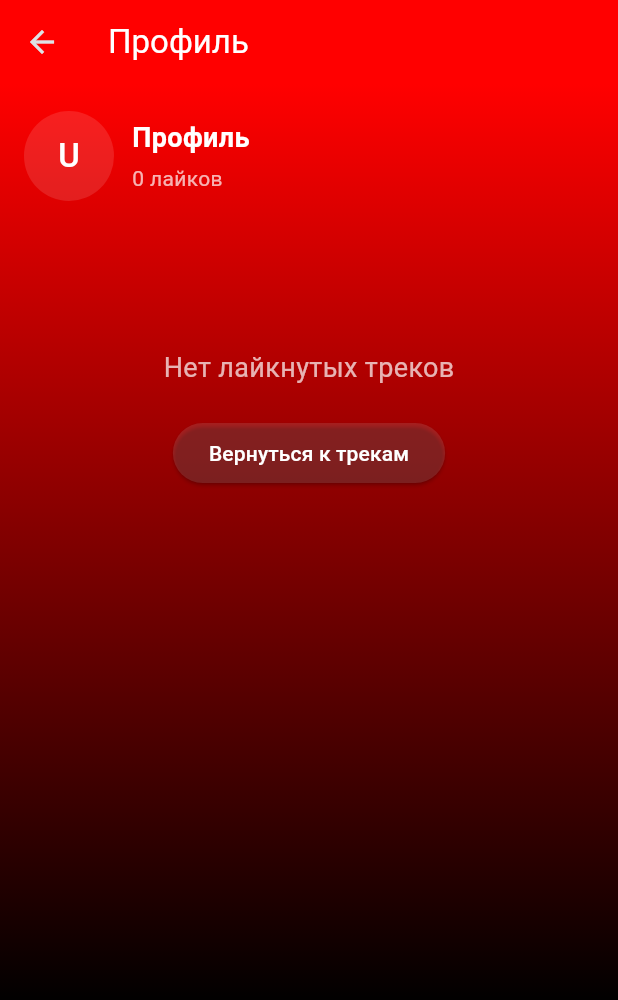
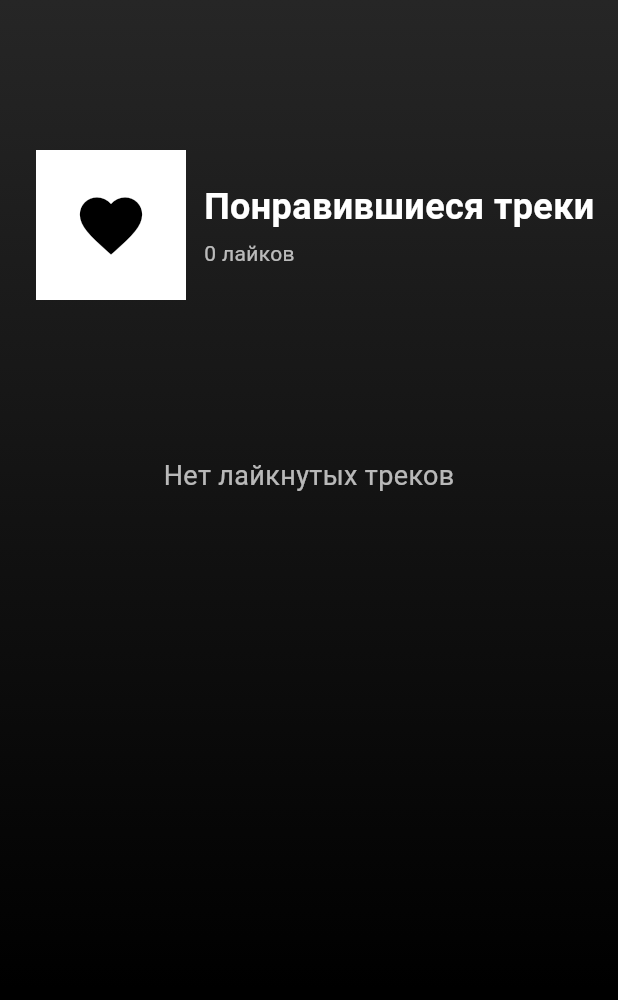
Before and after one commit to SNATX808/tuntuntuner, a Flutter app: the ProfileScreen screen opened directly with empty values, on a phone screen of 412 x 824 dp. Shown: the top 1000 px of the screen. Run offline on Flutter 3.47's test engine with Material 3 defaults, Android fonts, the phone set to English and light mode, and no system bars; our stand-ins replace flutter_svg, google_fonts, just_audio, palette_generator, shared_preferences; missing offline and left inert: audio_session; accounts and stored records are empty; statements that could not run were skipped.

Commit message:
responsive background on profile screen

```diff
--- a/lib/screens/profile_screen.dart
+++ b/lib/screens/profile_screen.dart
@@ -1,7 +1,7 @@
 import 'package:flutter/material.dart';
 import 'package:shared_preferences/shared_preferences.dart';
 import '../models/track.dart';
-import '../theme.dart';
+import '../track_state.dart'; // <-- добавлено
 
 class ProfileScreen extends StatefulWidget {
   final List<Track> allTracks;
@@ -50,28 +50,27 @@ class _ProfileScreenState extends State<ProfileScreen> {
   }
 
   Widget _buildHeader() {
-    final initials = widget.allTracks.isNotEmpty
-        ? (widget.allTracks.first.artist.isNotEmpty ? widget.allTracks.first.artist[0] : 'U')
-        : 'U';
     return Padding(
-      padding: const EdgeInsets.symmetric(horizontal: 16, vertical: 18),
+      padding: const EdgeInsets.only(top: 100, left: 24, right: 16, bottom: 24),
       child: Row(
         children: [
-          CircleAvatar(
-            radius: 30,
-            backgroundColor: Colors.white12,
-            child: Text(initials, style: const TextStyle(color: Colors.white, fontSize: 22)),
+          Container(
+            width: 100,
+            height: 100,
+            color: Colors.white,
+            child: const Icon(Icons.favorite, color: Colors.black, size: 50),
           ),
           const SizedBox(width: 12),
-          Expanded(
-            child: Column(
+          Column(
             crossAxisAlignment: CrossAxisAlignment.start,
             children: [
-                const Text('Профиль', style: TextStyle(color: Colors.white, fontSize: 18, fontWeight: FontWeight.bold)),
+              const Text(
+                'Понравившиеся треки',
+                style: TextStyle(color: Colors.white, fontSize: 24, fontWeight: FontWeight.bold),
+              ),
               const SizedBox(height: 4),
               Text('${likedTracks.length} лайков', style: const TextStyle(color: Colors.white70)),
             ],
-            ),
           ),
         ],
       ),
@@ -80,19 +79,21 @@ class _ProfileScreenState extends State<ProfileScreen> {
 
   @override
   Widget build(BuildContext context) {
+    return ValueListenableBuilder<Color>(
+      valueListenable: TrackState.dominantColor,
+      builder: (context, dominant, _) {
+        final gradientTop = HSLColor.fromColor(dominant)
+            .withLightness((HSLColor.fromColor(dominant).lightness + 0.15).clamp(0.0, 1.0))
+            .toColor();
+
         return Scaffold(
-      appBar: AppBar(
-        backgroundColor: const Color(0xFFFF0000),
-        title: const Text('Профиль', style: TextStyle(color: Colors.white)),
-        elevation: 0,
-      ),
           body: Container(
-        decoration: const BoxDecoration(
+            decoration: BoxDecoration(
               gradient: LinearGradient(
                 begin: Alignment.topCenter,
                 end: Alignment.bottomCenter,
-            colors: [Color(0xFFFF0000), Colors.black],
-            stops: [0.0, 0.8],
+                colors: [gradientTop, Colors.black],
+                stops: const [0.0, 0.8],
               ),
             ),
             child: loading
@@ -111,35 +112,27 @@ class _ProfileScreenState extends State<ProfileScreen> {
                     ),
                   ),
                   const SizedBox(height: 20),
-              Center(
-                child: ElevatedButton(
-                  onPressed: () => Navigator.pop(context),
-                  style: ElevatedButton.styleFrom(backgroundColor: Colors.white12),
-                  child: const Text('Вернуться к трекам', style: TextStyle(color: Colors.white)),
-                ),
-              )
                 ],
               )
                   : ListView.separated(
                 padding: EdgeInsets.zero,
                 itemCount: likedTracks.length + 1,
-            separatorBuilder: (_, __) => const SizedBox(height: 10), // расстояние между треками фиксированное
+                separatorBuilder: (_, __) => const SizedBox(height: 10),
                 itemBuilder: (context, index) {
-              if (index == 0) return _buildHeader(); // первый элемент — шапка
+                  if (index == 0) return _buildHeader();
                   final track = likedTracks[index - 1];
 
                   return Container(
-                height: 64, // фиксированная высота трека
-                padding: const EdgeInsets.symmetric(horizontal: 16),
+                    height: 64,
+                    padding: const EdgeInsets.only(left: 24, right: 16),
                     child: Row(
                       children: [
-                    // обложка с тенью
                         Container(
                           width: 56,
                           height: 56,
                           decoration: BoxDecoration(
                             borderRadius: BorderRadius.circular(8),
-                        boxShadow: [
+                            boxShadow: const [
                               BoxShadow(
                                 color: Colors.black45,
                                 offset: Offset(0, 0),
@@ -160,13 +153,11 @@ class _ProfileScreenState extends State<ProfileScreen> {
                           ),
                         ),
                         const SizedBox(width: 8),
-                    // текст с независимым позиционированием через Transform
                         Expanded(
                           child: Stack(
                             children: [
-                          // Название трека
                               Transform.translate(
-                            offset: const Offset(5, -12), // двигаешь вверх/вниз
+                                offset: const Offset(5, -12),
                                 child: Text(
                                   track.title,
                                   style: const TextStyle(
@@ -175,9 +166,8 @@ class _ProfileScreenState extends State<ProfileScreen> {
                                       fontSize: 24),
                                 ),
                               ),
-                          // Артист
                               Transform.translate(
-                            offset: const Offset(5, 18), // двигаешь вверх/вниз
+                                offset: const Offset(5, 18),
                                 child: Text(
                                   track.artist,
                                   style: const TextStyle(
@@ -200,5 +190,7 @@ class _ProfileScreenState extends State<ProfileScreen> {
             ),
           ),
         );
+      },
+    );
   }
 }
--- /dev/null
+++ b/lib/track_state.dart
@@ -0,0 +1,5 @@
+import 'package:flutter/material.dart';
+
+class TrackState {
+  static final ValueNotifier<Color> dominantColor = ValueNotifier<Color>(Colors.black);
+}
```
Also changed, not shown: lib/screens/home_screen.dart (+15 -22 lines), lib/screens/player_screen.dart (+34 -72 lines). Lines whose indentation alone changed are shown as unchanged.
